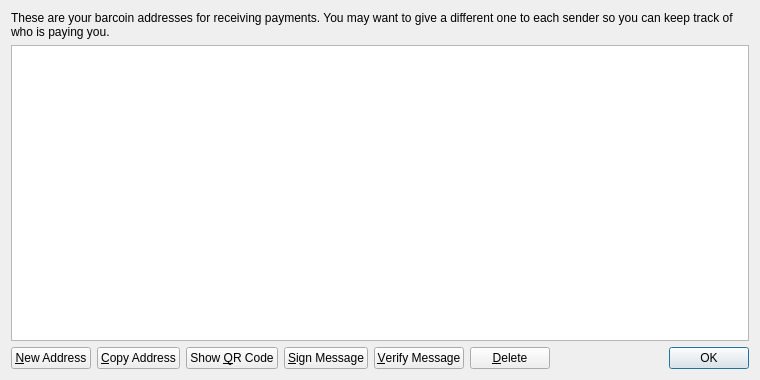
Before: the Qt Designer form src/qt/forms/addressbookpage.ui in dallen6/bluecoin, drawn with Qt 5.
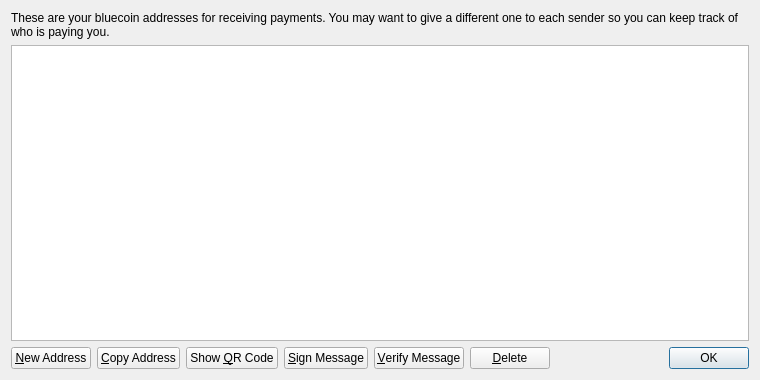
After: the same form once the commit is applied. Icons and pictures are not drawn.

```diff
--- a/src/qt/forms/addressbookpage.ui
+++ b/src/qt/forms/addressbookpage.ui
@@ -17,7 +17,7 @@
    <item>
     <widget class="QLabel" name="labelExplanation">
      <property name="text">
-      <string>These are your barcoin addresses for receiving payments. You may want to give a different one to each sender so you can keep track of who is paying you.</string>
+      <string>These are your bluecoin addresses for receiving payments. You may want to give a different one to each sender so you can keep track of who is paying you.</string>
      </property>
      <property name="textFormat">
       <enum>Qt::PlainText</enum>
```
